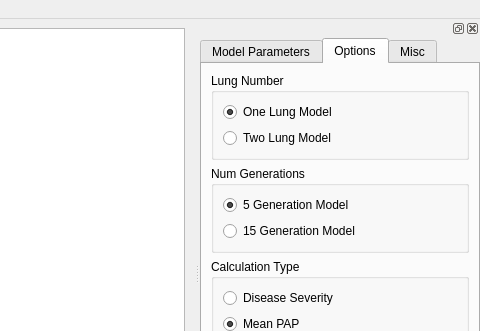
First picture: the form in src/mainwindow.ui, repository AdamMajer/bshouty-lung-model, before the edit; both pictures show x 492 to 972 and y 0 to 331 of the 972 by 548 pixel window.
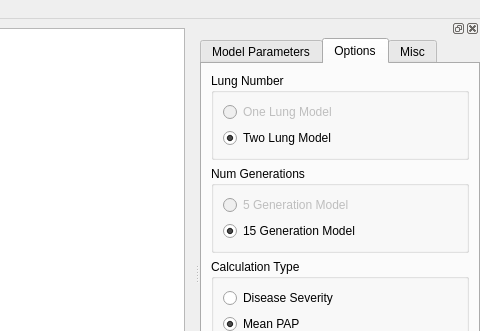
Second picture: the form after the edit. The open tabs and pages were chosen to show the change. Custom widgets are drawn as their Qt base class.

```diff
--- a/src/mainwindow.ui
+++ b/src/mainwindow.ui
@@ -1142,11 +1142,14 @@
            <layout class="QFormLayout" name="formLayout">
             <item row="0" column="0">
              <widget class="QRadioButton" name="oneLungModel">
+              <property name="enabled">
+               <bool>false</bool>
+              </property>
               <property name="text">
                <string>One Lung Model</string>
               </property>
               <property name="checked">
-               <bool>true</bool>
+               <bool>false</bool>
               </property>
              </widget>
             </item>
@@ -1155,6 +1158,9 @@
               <property name="text">
                <string>Two Lung Model</string>
               </property>
+              <property name="checked">
+               <bool>true</bool>
+              </property>
              </widget>
             </item>
            </layout>
@@ -1168,11 +1174,14 @@
            <layout class="QVBoxLayout" name="verticalLayout_4">
             <item>
              <widget class="QRadioButton" name="numGenerations5">
+              <property name="enabled">
+               <bool>false</bool>
+              </property>
               <property name="text">
                <string>5 Generation Model</string>
               </property>
               <property name="checked">
-               <bool>true</bool>
+               <bool>false</bool>
               </property>
              </widget>
             </item>
@@ -1181,6 +1190,9 @@
               <property name="text">
                <string>15 Generation Model</string>
               </property>
+              <property name="checked">
+               <bool>true</bool>
+              </property>
              </widget>
             </item>
            </layout>
```
Left out of the diff: 17 changed lines with no effect on the pictures.
